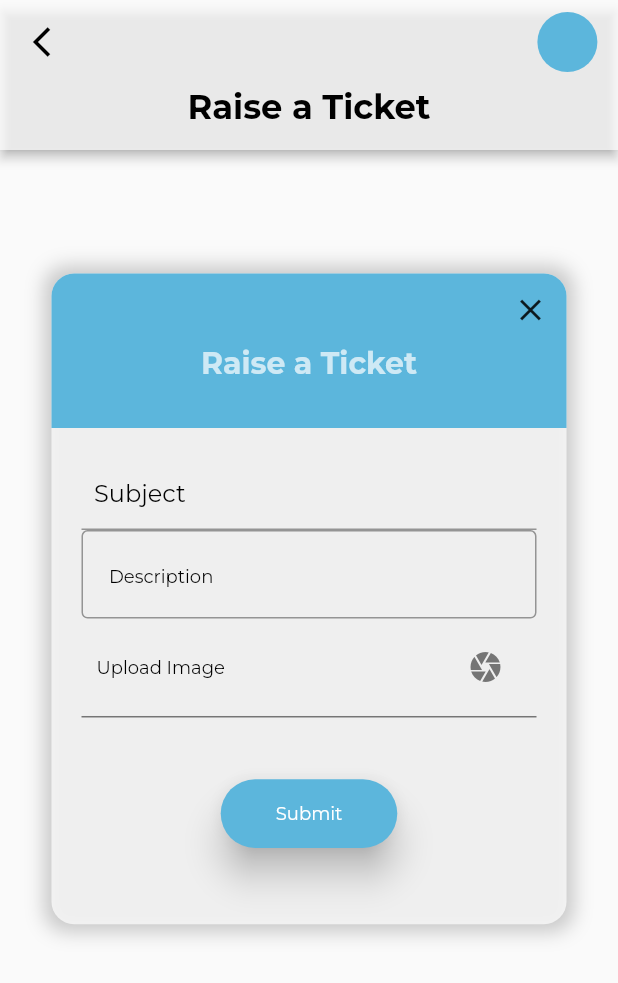
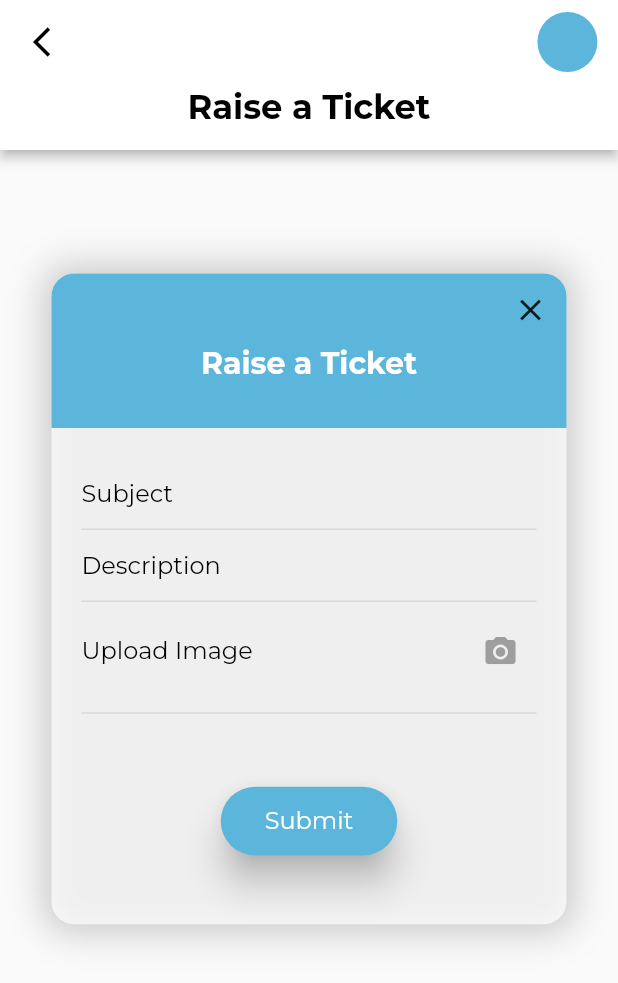
Before and after one commit to fadilpa/Antes, a Flutter app: the RaisedTicket screen opened directly, on a phone screen of 412 x 824 dp. Shown: the top 983 px of the screen. Run offline on Flutter 3.47's test engine with Material 2 defaults, Android fonts, the phone set to English and light mode, and no system bars; our stand-ins replace dio, flutter_image_compress, geolocator, google_fonts, image_picker, location and 2 more; missing offline and left inert: dart:ffi, expand_widget, geocode; accounts and stored records are empty.

Commit message:
font chnage

```diff
--- a/lib/controller/custom_button.dart
+++ b/lib/controller/custom_button.dart
@@ -29,7 +29,7 @@ class CustmButton extends StatelessWidget {
           child: Text(
             buttontext,
            style: mainTextStyleBlack.copyWith(color: Colors.white,
-                        fontSize: 15)
+                        fontSize: 12)
           )),
     );
   }
--- a/lib/controller/styles.dart
+++ b/lib/controller/styles.dart
@@ -1,6 +1,6 @@
 import 'package:flutter/material.dart';
 import 'package:google_fonts/google_fonts.dart';
 
-TextStyle mainTextStyle= GoogleFonts.montserrat(color: Colors.white70,fontSize: 20,fontWeight: FontWeight.w400);
-TextStyle mainTextStyleBlack= GoogleFonts.montserrat(color: Colors.black,fontSize: 20,fontWeight: FontWeight.w400);
+TextStyle mainTextStyle= GoogleFonts.montserrat(color: Colors.white,fontSize: 14,fontWeight: FontWeight.w400);
+TextStyle mainTextStyleBlack= GoogleFonts.montserrat(color: Colors.black,fontSize: 14,fontWeight: FontWeight.w400);
 Color mainThemeColor=Color.fromARGB(255, 92, 182, 220);
--- a/lib/home_page.dart
+++ b/lib/home_page.dart
@@ -70,14 +70,14 @@ class _HomePageState extends State<HomePage> with TickerProviderStateMixin {
                 expandedHeight: screenHeight * 0.13,
                 forceElevated: true,
                 elevation: 3,
-                backgroundColor: Colors.white70,
+                backgroundColor: Colors.white,
                 flexibleSpace: FlexibleSpaceBar(
                   centerTitle: true,
                   title: Text("Services",
                       style: mainTextStyle.copyWith(
                           fontWeight: FontWeight.w700,
                           color: Colors.black,
-                          fontSize: 14)),
+                          fontSize: 12)),
                 ),
                 leading: IconButton(
                   icon: Icon(
@@ -136,7 +136,7 @@ class _HomePageState extends State<HomePage> with TickerProviderStateMixin {
                               ),
                               labelColor: Colors.white,
                               labelStyle:
-                                  mainTextStyleBlack.copyWith(fontWeight: FontWeight.bold),
+                                  mainTextStyleBlack.copyWith(fontWeight: FontWeight.bold,fontSize: 14),
                               unselectedLabelColor:
                                   mainThemeColor,
                               tabs: const [
--- a/lib/view/app_bars/complete_page_app_bar.dart
+++ b/lib/view/app_bars/complete_page_app_bar.dart
@@ -22,7 +22,7 @@ class CompleteAppBar extends StatelessWidget {
       expandedHeight: screenHeight * 0.13,
       forceElevated: true,
       elevation: 3,
-      backgroundColor: Colors.white70,
+      backgroundColor: Colors.white,
       flexibleSpace: FlexibleSpaceBar(
         centerTitle: true,
         title: Text("Completed Services",
--- a/lib/view/app_bars/pending_page_app_bar.dart
+++ b/lib/view/app_bars/pending_page_app_bar.dart
@@ -22,7 +22,7 @@ class PendingAppBar extends StatelessWidget {
       expandedHeight: screenHeight * 0.13,
       forceElevated: true,
       elevation: 3,
-      backgroundColor: Colors.white70,
+      backgroundColor: Colors.white,
       flexibleSpace: FlexibleSpaceBar(
         centerTitle: true,
         title: Text(
--- a/lib/view/app_bars/upload_bill_app_bar.dart
+++ b/lib/view/app_bars/upload_bill_app_bar.dart
@@ -28,7 +28,7 @@ class UploadBillAppBar extends StatelessWidget {
         title: Text(
           "Upload Bill",
          style: mainTextStyleBlack.copyWith(
-                        fontSize: 16, fontWeight: FontWeight.bold)
+                       fontWeight: FontWeight.bold)
         ),
       ),
       leading: IconButton(
--- a/lib/view/complete/completed_page.dart
+++ b/lib/view/complete/completed_page.dart
@@ -55,7 +55,7 @@ class CompletedPage extends StatelessWidget {
                       shrinkWrap: true,
                       gridDelegate: SliverGridDelegateWithMaxCrossAxisExtent(
                           mainAxisExtent: screenHeight,
-                          maxCrossAxisExtent: screenHeight / 2,
+                          maxCrossAxisExtent: screenWidth/2,
                           crossAxisSpacing: 2),
                       itemCount: dataList.length,
                       itemBuilder: (context, index) {
@@ -75,7 +75,7 @@ class CompletedPage extends StatelessWidget {
                         var landmark = dataList[index].landmark!;
                         return Column(
                           children: [
-                            Text('Service : $id'.toUpperCase()),
+                            Text('Service : $id',style: mainTextStyleBlack,),
                             SizedBox(height: screenHeight / 80),
                             GestureDetector(
                               onTap: () {
--- a/lib/view/pending/pending_page.dart
+++ b/lib/view/pending/pending_page.dart
@@ -47,12 +47,12 @@ class PendingPage extends StatelessWidget {
                // SizedBox();
                 return SizedBox(
                   height: screenHeight,
-                  width: screenWidth,
+                  // width: screenWidth,
                   child: GridView.builder(
                     shrinkWrap: true,
                     gridDelegate :  SliverGridDelegateWithMaxCrossAxisExtent(
                   mainAxisExtent: screenHeight,
-                  maxCrossAxisExtent: screenHeight/2,
+                  maxCrossAxisExtent: screenWidth/2,
                    crossAxisSpacing: 2
                   ),
                   itemCount:dataList.length ,
@@ -72,6 +72,7 @@ class PendingPage extends StatelessWidget {
                         var phone = dataList[index].phone!;
                         var landmark = dataList[index].landmark!;
                         return Column(
+                          //  crossAxisAlignment: CrossAxisAlignment.start,
                           children: [
                           Text('Service : $id',style: mainTextStyleBlack,),
                                 SizedBox(height: screenHeight / 80),
--- a/lib/view/tickets/ticket_page.dart
+++ b/lib/view/tickets/ticket_page.dart
@@ -2,6 +2,7 @@ import 'dart:convert';
 import 'dart:io';
 
 import 'package:dio/dio.dart';
+import 'package:flutter/cupertino.dart';
 import 'package:flutter/material.dart';
 import 'package:image_picker/image_picker.dart';
 import 'package:mentegoz_technologies/controller/Provider/location_provider.dart';
@@ -190,11 +191,9 @@ class _RaisedTicketState extends State<RaisedTicket> {
               backgroundColor: Colors.white70,
               flexibleSpace: FlexibleSpaceBar(
                 centerTitle: true,
-                title: Text(
-                  "Raise a Ticket",
+                title: Text("Raise a Ticket",
                     style: mainTextStyleBlack.copyWith(
-                fontWeight: FontWeight.bold, fontSize: 20)
-                ),
+                        fontWeight: FontWeight.bold, fontSize: 20)),
               ),
               leading: IconButton(
                 icon: const Icon(
@@ -212,22 +211,17 @@ class _RaisedTicketState extends State<RaisedTicket> {
                     Column(
                       mainAxisAlignment: MainAxisAlignment.center,
                       children: [
-                        Text(
-                          name!.split(' ').first ?? "User Name",
+                        Text(name!.split(' ').first ?? "User Name",
                             style: mainTextStyleBlack.copyWith(
-                        fontSize: 12, fontWeight: FontWeight.bold)
-                        ),
-                        Text(
-                          number ?? "Emp_no",
-                          style: mainTextStyleBlack.copyWith(
-                        fontSize: 12)
-                        ),
+                                fontSize: 12, fontWeight: FontWeight.bold)),
+                        Text(number ?? "Emp_no",
+                            style: mainTextStyleBlack.copyWith(fontSize: 12)),
                       ],
                     ),
                     SizedBox(width: screenWidth / screenWidth / 30),
                     Padding(
                       padding: EdgeInsets.only(right: screenWidth / 30),
-                      child:  CircleAvatar(
+                      child: CircleAvatar(
                         backgroundColor: mainThemeColor,
                       ),
                     ),
@@ -258,7 +252,7 @@ class _RaisedTicketState extends State<RaisedTicket> {
                         Container(
                           height: screenHeight / 6.7,
                           width: screenWidth / 1.2,
-                          decoration:  BoxDecoration(
+                          decoration: BoxDecoration(
                             color: mainThemeColor,
                             borderRadius: BorderRadius.only(
                               topRight: Radius.circular(15),
@@ -270,7 +264,7 @@ class _RaisedTicketState extends State<RaisedTicket> {
                               Container(
                                 height: screenHeight / 6.7,
                                 width: screenWidth / 1.2,
-                                decoration:  BoxDecoration(
+                                decoration: BoxDecoration(
                                   color: mainThemeColor,
                                   borderRadius: BorderRadius.only(
                                     topRight: Radius.circular(15),
@@ -367,14 +361,12 @@ class _RaisedTicketState extends State<RaisedTicket> {
               expandedHeight: 100,
               forceElevated: true,
               elevation: 3,
-              backgroundColor: Colors.white70,
+              backgroundColor: Colors.white,
               flexibleSpace: FlexibleSpaceBar(
                 centerTitle: true,
-                title: Text(
-                  "Raise a Ticket",
+                title: Text("Raise a Ticket",
                     style: mainTextStyleBlack.copyWith(
-                fontWeight: FontWeight.bold, fontSize: 15)
-                ),
+                        fontWeight: FontWeight.bold, fontSize: 15)),
               ),
               leading: IconButton(
                 icon: const Icon(
@@ -399,15 +391,14 @@ class _RaisedTicketState extends State<RaisedTicket> {
                         ),
                         Text(
                           number ?? "Emp_no",
-                          style: mainTextStyleBlack.copyWith(
-                        fontSize: 12),
+                          style: mainTextStyleBlack.copyWith(fontSize: 12),
                         ),
                       ],
                     ),
                     SizedBox(width: screenWidth / screenWidth / 30),
                     Padding(
                       padding: EdgeInsets.only(right: screenWidth / 30),
-                      child:  CircleAvatar(
+                      child: CircleAvatar(
                         backgroundColor: mainThemeColor,
                       ),
                     ),
@@ -428,7 +419,7 @@ class _RaisedTicketState extends State<RaisedTicket> {
                       boxShadow: [
                         BoxShadow(
                           color: Colors.black.withOpacity(0.2),
-                          blurRadius: 10,
+                          blurRadius: 20,
                           spreadRadius: 5,
                         ),
                       ],
@@ -439,7 +430,7 @@ class _RaisedTicketState extends State<RaisedTicket> {
                         Container(
                           height: screenHeight / 8, // Adjusted height
                           width: screenWidth / 1.2,
-                          decoration:  BoxDecoration(
+                          decoration: BoxDecoration(
                             color: mainThemeColor,
                             borderRadius: BorderRadius.only(
                               topRight: Radius.circular(15),
@@ -459,11 +450,10 @@ class _RaisedTicketState extends State<RaisedTicket> {
                                   ),
                                 ],
                               ),
-                              Text(
-                                'Raise a Ticket',
+                              Text('Raise a Ticket',
                                   style: mainTextStyle.copyWith(
-                fontWeight: FontWeight.bold, fontSize: 20)
-                              ),
+                                      fontWeight: FontWeight.bold,
+                                      fontSize: 20)),
                             ],
                           ),
                         ),
@@ -478,8 +468,14 @@ class _RaisedTicketState extends State<RaisedTicket> {
                                           listen: false)
                                       .setTicketSubject(value);
                                 },
-                                decoration:
-                                    InputDecoration(hintText: '  Subject',hintStyle: mainTextStyleBlack.copyWith(
+                                decoration: InputDecoration(
+                                    hintText: 'Subject',
+                                    enabledBorder:const UnderlineInputBorder(
+                                      borderSide: BorderSide(
+                                          color: Color.fromARGB(
+                                              255, 218, 216, 216)),
+                                    ),
+                                    hintStyle: mainTextStyleBlack.copyWith(
                                         fontSize: 16)),
                               ),
                               TextField(
@@ -489,11 +485,15 @@ class _RaisedTicketState extends State<RaisedTicket> {
                                           listen: false)
                                       .setTicketDescription(value);
                                 },
-                                decoration:
-                                    InputDecoration(hintText: '  Description',
-                                  border: OutlineInputBorder(),
+                                decoration: InputDecoration(
+                                    hintText: 'Description',
+                                    enabledBorder:const UnderlineInputBorder(
+                                      borderSide: BorderSide(
+                                          color: Color.fromARGB(
+                                              255, 218, 216, 216)),
+                                    ),
                                     hintStyle: mainTextStyleBlack.copyWith(
-                        fontSize: 12)),
+                                        fontSize: 16)),
                               ),
                               InkWell(
                                 onTap: () {
@@ -505,27 +505,27 @@ class _RaisedTicketState extends State<RaisedTicket> {
                                       screenHeight / 12.5, // Adjusted height
                                   width: screenWidth / 1.3,
                                   decoration: BoxDecoration(
-                                    border: Border(
-                                      bottom: BorderSide(
-                                        color: Colors.grey.shade600,
+
+                                    // border: Border(
+                                    //   bottom: BorderSide(
+                                    //     color: Colors.grey.shade600,
+                                    //   ),
+                                    // ),
                                   ),
-                                    ),
-                                  ),
-                                  padding: const EdgeInsets.symmetric(
-                                      horizontal: 10),
+                                  // padding: const EdgeInsets.symmetric(
+                                  //     horizontal: ),
                                   child: Row(
                                     children: [
-                                      Text(
-                                        'Upload Image',
+                                      Text('Upload Image',
                                           style: mainTextStyleBlack.copyWith(
-                        fontSize: 12)
-                                      ),
+                                              fontSize: 16)),
                                       const Spacer(),
                                       IconButton(
                                         onPressed: () {
                                           _showImageSourceDialog(context);
                                         },
-                                        icon: Icon(Icons.camera),
+                                        icon: Icon(Icons.camera_alt,
+                                        color: Colors.grey,),
 
                                         // size: 30,
                                         color: Colors.grey.shade600,
@@ -533,6 +533,11 @@ class _RaisedTicketState extends State<RaisedTicket> {
                                     ],
                                   ),
                                 ),
+                              ),
+                              Divider(
+                                thickness: 1,
+                                  color: Color.fromARGB(
+                                              255, 218, 216, 216)
                               ),
                               SizedBox(
                                 height: screenHeight / 20, // Adjusted height
@@ -560,16 +565,16 @@ class _RaisedTicketState extends State<RaisedTicket> {
                                     });
                                   },
                                   style: ElevatedButton.styleFrom(
-                                    backgroundColor:
-                                        mainThemeColor,
+                                    backgroundColor: mainThemeColor,
                                     elevation: 10,
                                     shape: RoundedRectangleBorder(
                                       borderRadius: BorderRadius.circular(30.0),
                                     ),
                                   ),
-                                  child:  Text(
-                                    'Submit',style: mainTextStyleBlack.copyWith(color: Colors.white,
-                        fontSize: 12),
+                                  child: Text(
+                                    'Submit',
+                                    style: mainTextStyleBlack.copyWith(
+                                        color: Colors.white, fontSize: 16),
                                   ),
                                 ),
                               ),
--- a/lib/view/upload_bill/uploadedbill.dart
+++ b/lib/view/upload_bill/uploadedbill.dart
@@ -196,9 +196,7 @@ class UpLoadBillState extends State<UpLoadBill> {
     final screenHeight = MediaQuery.of(context).size.height;
     final screenWidth = MediaQuery.of(context).size.width;
     return Scaffold(
-      body: Padding(
-        padding: const EdgeInsets.all(8.0),
-        child: CustomScrollView(
+      body: CustomScrollView(
         slivers: <Widget>[
           UploadBillAppBar(
               screenHeight: screenHeight,
@@ -464,7 +462,6 @@ class UpLoadBillState extends State<UpLoadBill> {
           ),
         ],
       ),
-      ),
     );
   }
 }
```
Also changed, not shown: lib/view/complete/completed_service_page.dart (+9 -9 lines), lib/view/pending/pending_service_page.dart (+38 -23 lines). Lines whose indentation alone changed are shown as unchanged.
